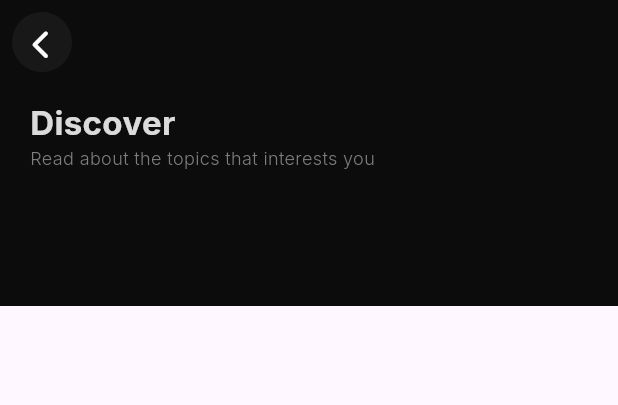
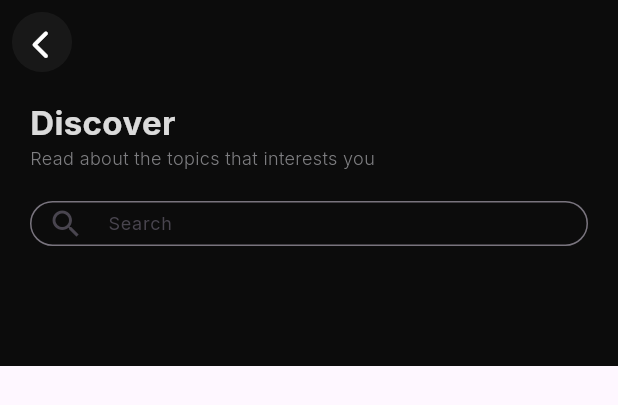
Before and after one commit to Azizkhan22/ParityPoint-MobileApp, a Flutter app: the NewsPage widget shown alone on an empty page, opened directly, on a phone screen of 412 x 824 dp. Shown: the top 405 px of the screen. Run offline on Flutter 3.47's test engine with Material 3 defaults, Android fonts, the phone set to English and light mode, and no system bars; our stand-ins replace flutter_spinkit, font_awesome_flutter, get_it, google_fonts; network calls fail.

Commit message:
dev: continue work on news page

```diff
--- a/frontend/lib/newspage.dart
+++ b/frontend/lib/newspage.dart
@@ -105,11 +105,15 @@ class _NewsPageState extends State<NewsPage> {
             SliverToBoxAdapter(
               child: Container(
                 decoration: BoxDecoration(color: Color.fromRGBO(12, 12, 12, 1)),
-                padding: EdgeInsets.only(bottom: 80),
-                child: Padding(
-                  padding: EdgeInsets.symmetric(vertical: 10, horizontal: 20),
+                padding: EdgeInsets.only(
+                  top: 10,
+                  bottom: 80,
+                  left: 20,
+                  right: 20,
+                ),
                 child: Column(
                   crossAxisAlignment: CrossAxisAlignment.start,
+                  mainAxisAlignment: MainAxisAlignment.spaceBetween,
                   children: [
                     Column(
                       mainAxisAlignment: MainAxisAlignment.spaceBetween,
@@ -135,8 +139,30 @@ class _NewsPageState extends State<NewsPage> {
                         ),
                       ],
                     ),
+                    Container(
+                      width: double.infinity,
+                      height: 30,
+                      margin: EdgeInsets.only(top: 20),
+                      child: TextField(
+                        decoration: InputDecoration(
+                          prefixIcon: Icon(Icons.search),
+                          labelText: 'Search',
+                          labelStyle: TextStyle(fontSize: 12),
+                          contentPadding: EdgeInsets.symmetric(
+                            vertical: 10,
+                            horizontal: 12,
+                          ),
+                          border: OutlineInputBorder(
+                            borderSide: BorderSide(
+                              width: 1,
+                              color: Colors.grey,
+                            ),
+                            borderRadius: BorderRadius.circular(15),
+                          ),
+                        ),
+                      ),
+                    ),
                   ],
-                  ),
                 ),
               ),
             ),
```
Lines whose indentation alone changed are shown as unchanged.
